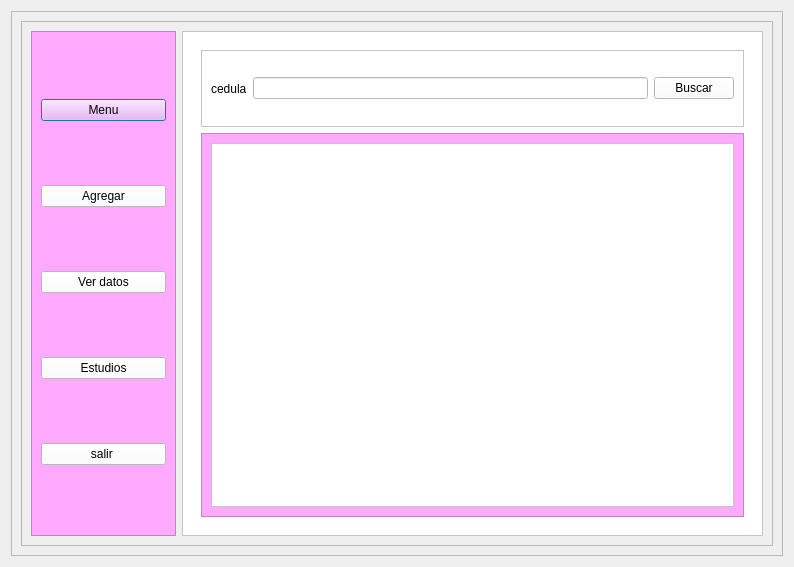
Qt form ventana resultado.ui (isavalenra/PROYECTOFINAL_INFO2) before a commit.
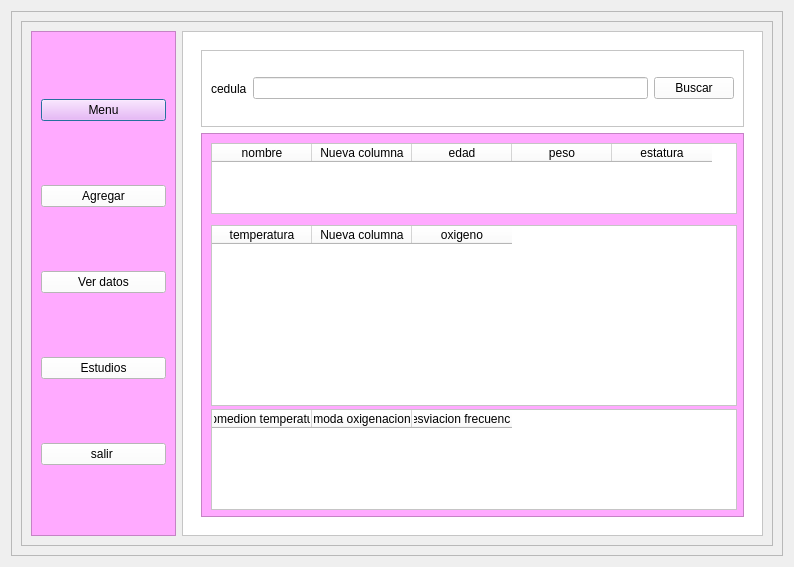
The same form after that commit. The open tabs and pages were chosen to show the change. Icons and pictures are not drawn.

Diff of the .ui file:
```diff
--- a/ventana resultado.ui
+++ b/ventana resultado.ui
@@ -281,15 +281,100 @@
                   <property name="frameShadow">
                    <enum>QFrame::Raised</enum>
                   </property>
-                  <layout class="QVBoxLayout" name="verticalLayout_3">
-                   <item>
-                    <widget class="QTableWidget" name="tableWidget">
-                     <property name="styleSheet">
-                      <string notr="true">background-color: rgb(255, 255, 255);</string>
-                     </property>
-                    </widget>
-                   </item>
-                  </layout>
+                  <widget class="QTableWidget" name="tableWidget">
+                   <property name="geometry">
+                    <rect>
+                     <x>10</x>
+                     <y>10</y>
+                     <width>526</width>
+                     <height>71</height>
+                    </rect>
+                   </property>
+                   <property name="styleSheet">
+                    <string notr="true">background-color: rgb(255, 255, 255);</string>
+                   </property>
+                   <column>
+                    <property name="text">
+                     <string>nombre</string>
+                    </property>
+                   </column>
+                   <column>
+                    <property name="text">
+                     <string>Nueva columna</string>
+                    </property>
+                   </column>
+                   <column>
+                    <property name="text">
+                     <string>edad</string>
+                    </property>
+                   </column>
+                   <column>
+                    <property name="text">
+                     <string>peso</string>
+                    </property>
+                   </column>
+                   <column>
+                    <property name="text">
+                     <string>estatura</string>
+                    </property>
+                   </column>
+                  </widget>
+                  <widget class="QTableWidget" name="tableWidget_2">
+                   <property name="geometry">
+                    <rect>
+                     <x>10</x>
+                     <y>92</y>
+                     <width>526</width>
+                     <height>181</height>
+                    </rect>
+                   </property>
+                   <property name="styleSheet">
+                    <string notr="true">background-color: rgb(255, 255, 255);</string>
+                   </property>
+                   <column>
+                    <property name="text">
+                     <string>temperatura</string>
+                    </property>
+                   </column>
+                   <column>
+                    <property name="text">
+                     <string>Nueva columna</string>
+                    </property>
+                   </column>
+                   <column>
+                    <property name="text">
+                     <string>oxigeno</string>
+                    </property>
+                   </column>
+                  </widget>
+                  <widget class="QTableWidget" name="tableWidget_3">
+                   <property name="geometry">
+                    <rect>
+                     <x>10</x>
+                     <y>276</y>
+                     <width>526</width>
+                     <height>101</height>
+                    </rect>
+                   </property>
+                   <property name="styleSheet">
+                    <string notr="true">background-color: rgb(255, 255, 255);</string>
+                   </property>
+                   <column>
+                    <property name="text">
+                     <string>promedion temperatura</string>
+                    </property>
+                   </column>
+                   <column>
+                    <property name="text">
+                     <string>moda oxigenacion</string>
+                    </property>
+                   </column>
+                   <column>
+                    <property name="text">
+                     <string>desviacion frecuencia</string>
+                    </property>
+                   </column>
+                  </widget>
                  </widget>
                 </item>
                </layout>
```
Left out of the diff: 21 changed lines with no effect on the pictures.
